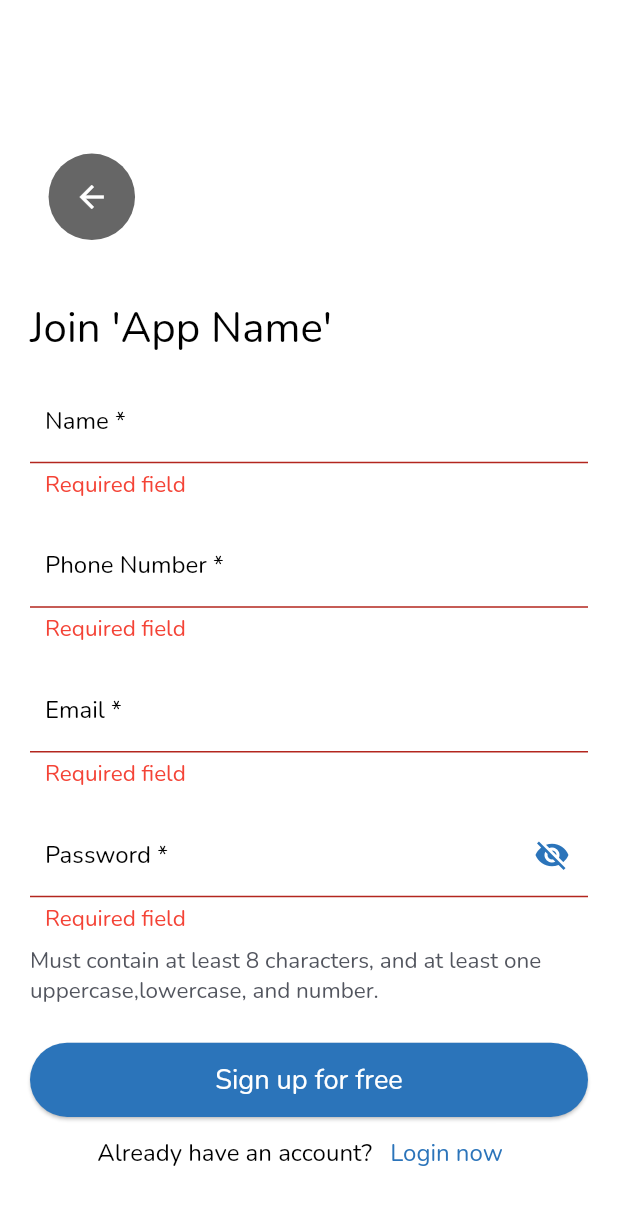
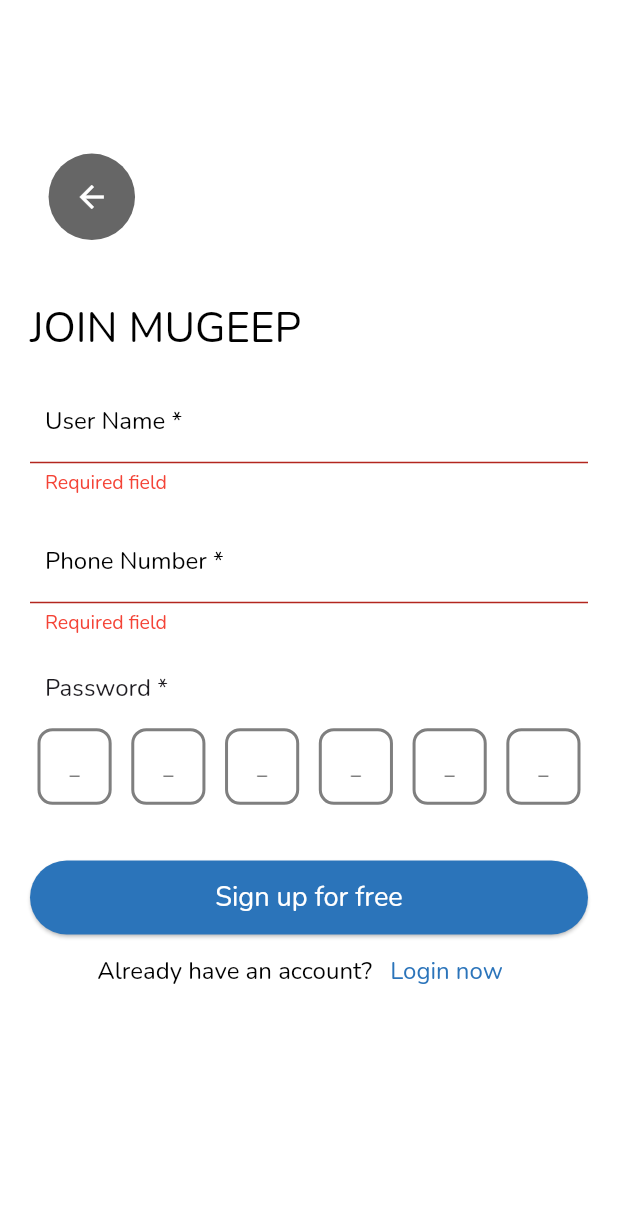
Before and after one commit to MahmoudRede/ElectroMaps, a Flutter app: the RegisterScreen screen opened directly, after a tap on "Sign up for free", on a phone screen of 412 x 824 dp. Shown: the top 1205 px of the screen. Run offline on Flutter 3.47's test engine with Material 3 defaults, Android fonts, the phone set to English and light mode, and no system bars; drawn by our look-alikes of pin_code_fields; our stand-ins replace cloud_firestore, dio, firebase_auth, firebase_core, flutter_bloc, fluttertoast and 2 more; accounts and stored records are empty.

Commit message:
password field enhance

```diff
--- a/lib/presentation/screens/register_screen/register_screen.dart
+++ b/lib/presentation/screens/register_screen/register_screen.dart
@@ -8,8 +8,7 @@ import 'package:e_electromaps/presentation/widgets/default_text_form_field.dart'
 import 'package:e_electromaps/styles/colors/color_manager.dart';
 import 'package:flutter/material.dart';
 import 'package:flutter_bloc/flutter_bloc.dart';
-
-import '../../../core/local/cash_helper.dart';
+import '../../widgets/pinTextField.dart';
 
 class RegisterScreen extends StatefulWidget {
   const RegisterScreen({super.key});
@@ -24,14 +23,14 @@ class _RegisterScreenState extends State<RegisterScreen> {
   var phoneController = TextEditingController();
   var passwordController = TextEditingController();
   var nameController = TextEditingController();
+
   @override
   Widget build(BuildContext context) {
     return SafeArea(
       child: Scaffold(
         backgroundColor: ColorManager.white,
         body: BlocConsumer<AppCubit, AppStates>(
-  listener: (context, state) {
-  },
+          listener: (context, state) {},
           builder: (context, state) {
             var cubit = AppCubit.get(context);
             return Padding(
@@ -56,7 +55,8 @@ class _RegisterScreenState extends State<RegisterScreen> {
                           child: Align(
                               alignment: Alignment.topLeft,
                               child: Container(
-                            height: MediaQuery.sizeOf(context).height * 0.07,
+                                height:
+                                    MediaQuery.sizeOf(context).height * 0.07,
                                 width: MediaQuery.sizeOf(context).width * 0.2,
                                 decoration: BoxDecoration(
                                   color: ColorManager.grey.withOpacity(.6),
@@ -65,89 +65,106 @@ class _RegisterScreenState extends State<RegisterScreen> {
                                 child: const Icon(
                                   Icons.arrow_back,
                                   color: ColorManager.white,
-
                                 ),
-                          )
-                      ),
+                              )),
                         ),
                         SizedBox(
                           height: MediaQuery.sizeOf(context).height * 0.05,
                         ),
+                        //title
                         Text(
-                      "Join 'App Name'",
+                          "JOIN MUGEEP",
                           style: Theme.of(context)
                               .textTheme
                               .headlineLarge!
-                          .copyWith(color: ColorManager.black, fontSize: 28),
+                              .copyWith(
+                                  color: ColorManager.black, fontSize: 28),
                         ),
                         SizedBox(
                           height: MediaQuery.sizeOf(context).height * 0.02,
                         ),
+                        //name
                         DefaultTextFormField(
-                        labelText: 'Name *',
+                            labelText: 'User Name *',
                             controller: nameController,
                             textInputType: TextInputType.text),
                         SizedBox(
                           height: MediaQuery.sizeOf(context).height * 0.02,
                         ),
+                        //phone
                         DefaultTextFormField(
                             labelText: 'Phone Number *',
                             controller: phoneController,
                             textInputType: TextInputType.phone),
+                        //password
+                        SizedBox(
+                          height: MediaQuery.sizeOf(context).height * 0.03,
+                        ),
+                        Padding(
+                          padding: const EdgeInsets.symmetric(horizontal: 10.0),
+                          child: Text(
+                            "Password *",
+                            style: Theme.of(context)
+                                .textTheme
+                                .headlineSmall!
+                                .copyWith(fontSize: 16),
+                          ),
+                        ),
                         SizedBox(
                           height: MediaQuery.sizeOf(context).height * 0.02,
                         ),
-                    DefaultTextFormField(
-                        labelText: 'Email *',
-                        controller: emailController,
-                        textInputType: TextInputType.emailAddress),
+                        PinTextField(
+                          passwordController: passwordController,
+                        ),
                         SizedBox(
                           height: MediaQuery.sizeOf(context).height * 0.02,
                         ),
-                    DefaultTextFormField(
-                        isPass: true,
-                        labelText: 'Password *',
-                        controller: passwordController,
-                        textInputType: TextInputType.text),
-                    SizedBox(
-                      height: MediaQuery.sizeOf(context).height * 0.01,
-                    ),
-                    Wrap(
-                      runSpacing: 1,
-                      children: [
-                        Text(
-                            'Must contain at least 8 characters, and at least one uppercase,lowercase, and number.',
-                            textAlign: TextAlign.start,
-                            style: Theme.of(context)
-                                .textTheme
-                                .headlineSmall!
-                                .copyWith(
-                                  color: ColorManager.textColor,
-                                  fontSize: 15,
-                                ))
-                      ],
-                    ),
-                    SizedBox(
-                      height: MediaQuery.sizeOf(context).height * 0.03,
-                    ),
+                        // DefaultTextFormField(
+                        //     isPass: true,
+                        //     labelText: 'Password *',
+                        //     controller: passwordController,
+                        //     textInputType: TextInputType.text),
+                        // SizedBox(
+                        //   height: MediaQuery.sizeOf(context).height * 0.01,
+                        // ),
+                        // Wrap(
+                        //   runSpacing: 1,
+                        //   children: [
+                        //     Text(
+                        //         'Must contain at least 8 characters, and at least one uppercase,lowercase, and number.',
+                        //         textAlign: TextAlign.start,
+                        //         style: Theme.of(context)
+                        //             .textTheme
+                        //             .headlineSmall!
+                        //             .copyWith(
+                        //               color: ColorManager.textColor,
+                        //               fontSize: 15,
+                        //             ))
+                        //   ],
+                        // ),
+                        // SizedBox(
+                        //   height: MediaQuery.sizeOf(context).height * 0.03,
+                        // ),
                         state is SignUpLoadingState
                             ? const Center(
                                 child: CircularProgressIndicator(
                                   color: ColorManager.primaryColor,
                                 ),
                               )
-                        :DefaultButton(
+                            : DefaultButton(
                                 onPressed: () {
                                   if (formKey.currentState!.validate()) {
-                          CashHelper.saveData(
-                              key: 'userName',
-                              value: nameController.text);
-                          AppCubit.get(context).createAccountWithFirebaseAuth(
+
+                                    AppCubit.get(context)
+                                        .createAccountWithFirebaseAuth(
                                             name: nameController.text,
                                             email: emailController.text,
                                             phone: phoneController.text,
-                              password: passwordController.text, context: context);
-                          if(cubit.getUser(id: "${cubit.userModel?.uId}") != null) {
+                                            password: passwordController.text,
+                                            context: context);
+                                    if (cubit.getUser(
+                                            id: "${cubit.userModel?.uId}") !=
+                                        null) {
                                       emailController.clear();
                                       passwordController.clear();
                                       nameController.clear();
@@ -155,16 +172,18 @@ class _RegisterScreenState extends State<RegisterScreen> {
                                       Navigator.pushReplacement(
                                           context,
                                           MaterialPageRoute(
-                                        builder: (_) => const HomeLayout()));
-                              }
-                          else{
-                            customToast(title: 'This  email is already used', color: ColorManager.red);
+                                              builder: (_) =>
+                                                  const HomeLayout()));
+                                    } else {
+                                      customToast(
+                                          title: 'This  email is already used',
+                                          color: ColorManager.red);
                                     }
                                   }
-
                                 },
                                 backGroundColor: ColorManager.primaryColor,
-                      height: MediaQuery.sizeOf(context).height * 0.06,
+                                height:
+                                    MediaQuery.sizeOf(context).height * 0.06,
                                 width: MediaQuery.sizeOf(context).height * 0.5,
                                 content: Text(
                                   "Sign up for free",
@@ -173,8 +192,9 @@ class _RegisterScreenState extends State<RegisterScreen> {
                                       .headlineSmall!
                                       .copyWith(
                                           color: ColorManager.white,
-                                fontSize:
-                                    MediaQuery.sizeOf(context).height * 0.022),
+                                          fontSize: MediaQuery.sizeOf(context)
+                                                  .height *
+                                              0.022),
                                 ),
                               ),
 
@@ -186,7 +206,8 @@ class _RegisterScreenState extends State<RegisterScreen> {
                               style: Theme.of(context)
                                   .textTheme
                                   .headlineSmall!
-                              .copyWith(color: ColorManager.black, fontSize: 16),
+                                  .copyWith(
+                                      color: ColorManager.black, fontSize: 16),
                             ),
                             TextButton(
                               onPressed: () {
@@ -205,7 +226,8 @@ class _RegisterScreenState extends State<RegisterScreen> {
                                     .copyWith(
                                         color: ColorManager.primaryColor,
                                         fontSize: 16),
-                            ),),
+                              ),
+                            ),
                           ],
                         ),
                       ],
--- a/lib/presentation/widgets/default_text_form_field.dart
+++ b/lib/presentation/widgets/default_text_form_field.dart
@@ -86,7 +86,7 @@ class _DefaultTextFormFieldState extends State<DefaultTextFormField> {
               color: ColorManager.black,
             ),
             errorStyle: Theme.of(context).textTheme.headlineSmall!.copyWith(
-              fontSize: 15.0,
+              fontSize: 13.0,
               color: ColorManager.red,
             ),
 
--- a/pubspec.yaml
+++ b/pubspec.yaml
@@ -46,6 +46,7 @@ dependencies:
   smooth_page_indicator: ^1.1.0
   cloud_firestore: ^4.13.3
   fluttertoast: ^8.2.4
+  pin_code_fields: ^8.0.1
 
 dev_dependencies:
   flutter_test:
```
Also changed, not shown: pubspec.lock. Lines whose indentation alone changed are shown as unchanged.
